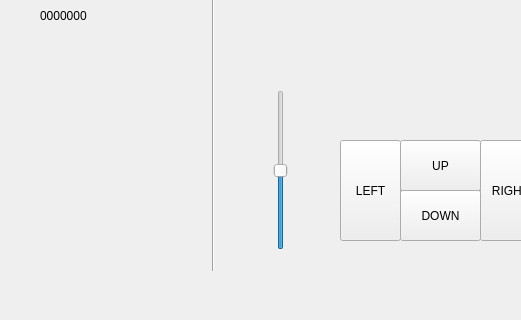
Qt form mainwindow.ui (wilcoln/wifibot) before a commit; both pictures show x 0 to 521 and y 226 to 546 of the 847 by 546 pixel window.
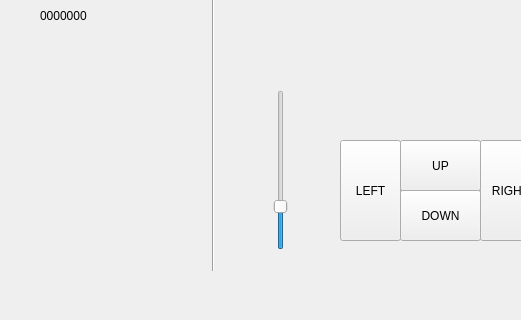
The same form after that commit.

What changed in the file:
```diff
--- a/mainwindow.ui
+++ b/mainwindow.ui
@@ -269,10 +269,13 @@
      </rect>
     </property>
     <property name="maximum">
-     <number>120</number>
+     <number>240</number>
     </property>
     <property name="singleStep">
-     <number>10</number>
+     <number>20</number>
+    </property>
+    <property name="pageStep">
+     <number>20</number>
     </property>
     <property name="value">
      <number>60</number>
@@ -280,6 +283,9 @@
     <property name="orientation">
      <enum>Qt::Vertical</enum>
     </property>
+    <property name="tickInterval">
+     <number>0</number>
+    </property>
    </widget>
   </widget>
   <widget class="QMenuBar" name="menuBar">
```
Left out of the diff: 3 changed lines with no effect on the pictures.
